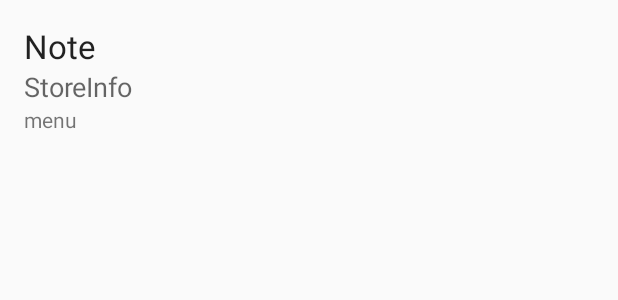
After one commit to 211045/android_class, an Android app: the layout activity_order_detail.xml on its own in the app's theme, with its tools: preview values and no code run, on a phone screen of 412 x 824 dp. The commit adds this screen. Shown: the top 300 px of the screen. Run offline under Robolectric (Android 15) with nearby library versions, the phone set to English and light mode, and no system bars.

Commit message:
AdapterView  ItemClickListener
6. Added OderDetailActivity & implemented onItemClick
7. Got data via position
8. Saved data and pass to OrderDetailActivity.

```diff
--- a/SimpleUI/app/build.gradle
+++ b/SimpleUI/app/build.gradle
@@ -25,4 +25,5 @@ dependencies {
     compile 'com.android.support:appcompat-v7:23.1.1'
     compile 'com.parse.bolts:bolts-android:1.+'
     compile 'com.parse:parse-android:1.+'
+    compile 'com.squareup.picasso:picasso:2.5.2'
 }
--- a/SimpleUI/app/src/main/java/com/example/user/simpleui/SimpleUIApplication.java
+++ b/SimpleUI/app/src/main/java/com/example/user/simpleui/SimpleUIApplication.java
@@ -12,6 +12,7 @@ public class SimpleUIApplication extends Application {
     public void onCreate() {
         super.onCreate();
 
+        //另開class設定parse連線
         Parse.enableLocalDatastore(this);
 
         Parse.initialize(this);
--- /dev/null
+++ b/SimpleUI/app/src/main/res/layout/activity_order_detail.xml
@@ -0,0 +1,47 @@
+<?xml version="1.0" encoding="utf-8"?>
+<RelativeLayout xmlns:android="http://schemas.android.com/apk/res/android"
+    xmlns:tools="http://schemas.android.com/tools"
+    android:layout_width="match_parent"
+    android:layout_height="match_parent"
+    android:paddingBottom="@dimen/activity_vertical_margin"
+    android:paddingLeft="@dimen/activity_horizontal_margin"
+    android:paddingRight="@dimen/activity_horizontal_margin"
+    android:paddingTop="@dimen/activity_vertical_margin"
+    tools:context="com.example.user.simpleui.OrderDetailActivity">
+
+    <LinearLayout
+        android:orientation="vertical"
+        android:layout_width="match_parent"
+        android:layout_height="wrap_content"
+        android:layout_alignParentTop="true"
+        android:layout_alignParentLeft="true"
+        android:layout_alignParentStart="true">
+
+        <TextView
+            android:layout_width="wrap_content"
+            android:layout_height="wrap_content"
+            android:textAppearance="?android:attr/textAppearanceLarge"
+            android:text="Note"
+            android:id="@+id/noteView" />
+
+        <TextView
+            android:layout_width="wrap_content"
+            android:layout_height="wrap_content"
+            android:textAppearance="?android:attr/textAppearanceMedium"
+            android:text="StoreInfo"
+            android:id="@+id/storeInfoView" />
+
+        <TextView
+            android:layout_width="wrap_content"
+            android:layout_height="wrap_content"
+            android:text="menu"
+            android:id="@+id/menuView" />
+
+        <ImageView
+            android:layout_width="wrap_content"
+            android:layout_height="wrap_content"
+            android:id="@+id/photoView" />
+
+    </LinearLayout>
+
+</RelativeLayout>
```
Also changed, not shown: SimpleUI/app/src/main/AndroidManifest.xml (+6 -2 lines), SimpleUI/app/src/main/java/com/example/user/simpleui/MainActivity.java (+61 -0 lines), SimpleUI/app/src/main/java/com/example/user/simpleui/OrderDetailActivity.java (added, +60 -0 lines), SimpleUI/app/src/main/res/layout/activity_main.xml (+8 -0 lines).
